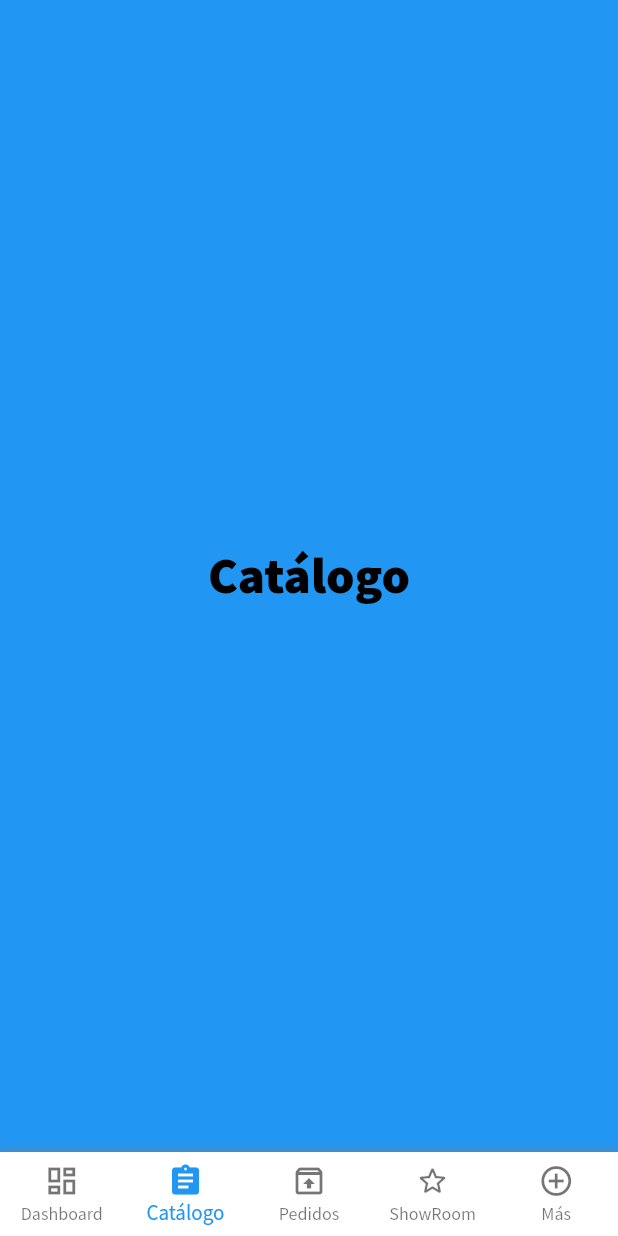
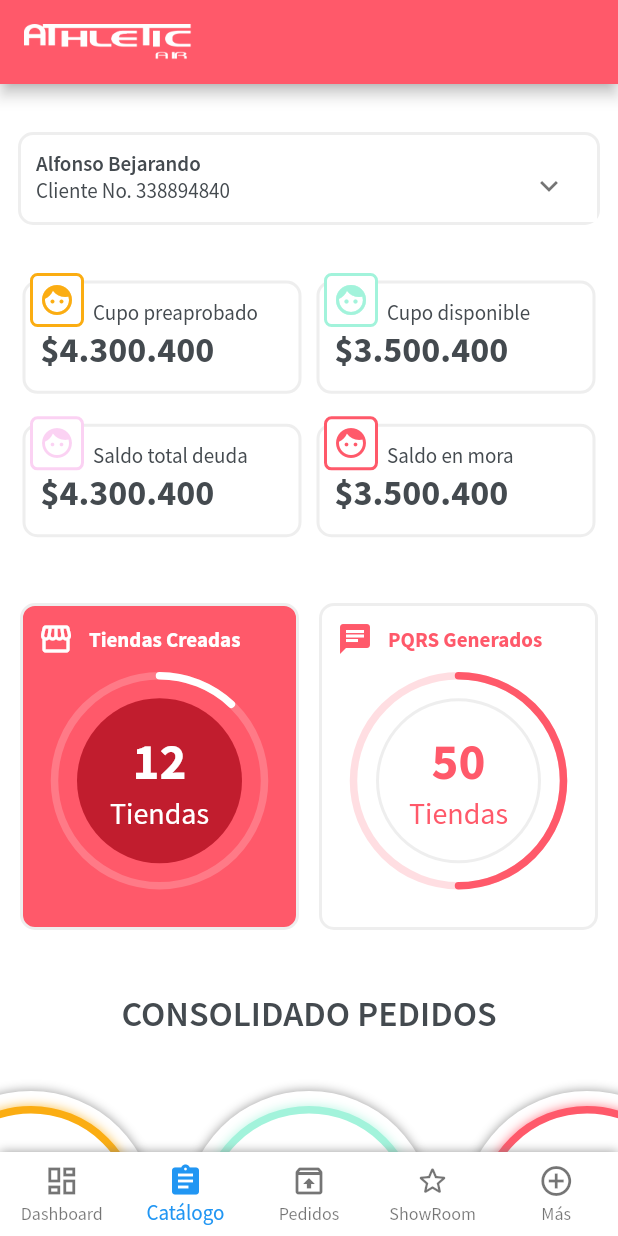
Before and after one commit to Lider-neuromedia/MontanaApp, a Flutter app: the screen it shows after launch, item 2 of the bottom bar chosen, on a phone screen of 412 x 824 dp. Run offline on Flutter 3.47's test engine with Material 2 defaults, Android fonts, the phone set to English and light mode, and no system bars; drawn by our look-alikes of percent_indicator; our stand-ins replace flutter_dotenv, shared_preferences.

Commit message:
Completando diseño de dasboard de vendedores y compradores.

```diff
--- a/lib/pages/dashboard/card_data.dart
+++ b/lib/pages/dashboard/card_data.dart
@@ -107,7 +107,6 @@ class _ContentNormal extends StatelessWidget {
 
   @override
   Widget build(BuildContext context) {
-    final size = MediaQuery.of(context).size;
     final titleStyle = Theme.of(context).textTheme.bodyText1.copyWith(
           color: CustomTheme.textColor1,
         );
@@ -117,7 +116,7 @@ class _ContentNormal extends StatelessWidget {
         );
 
     return Container(
-      width: (size.width / 2) - 20.0,
+      width: double.infinity,
       padding: EdgeInsets.all(10.0),
       decoration: BoxDecoration(
         color: Colors.white,
--- a/lib/pages/dashboard/card_statistic.dart
+++ b/lib/pages/dashboard/card_statistic.dart
@@ -9,6 +9,7 @@ class CardStatistic extends StatelessWidget {
   final int value;
   final String label;
   final bool isMain;
+  final IconData icon;
 
   const CardStatistic({
     Key key,
@@ -17,6 +18,7 @@ class CardStatistic extends StatelessWidget {
     this.subtitle,
     @required this.value,
     @required this.label,
+    this.icon,
   }) : super(key: key);
 
   @override
@@ -45,7 +47,15 @@ class CardStatistic extends StatelessWidget {
       child: Column(
         crossAxisAlignment: CrossAxisAlignment.start,
         children: [
-          Text(title, style: titleStyle),
+          icon == null
+              ? Text(title, style: titleStyle)
+              : Row(
+                  children: [
+                    Icon(icon, color: isMain ? Colors.white : mainColor),
+                    SizedBox(width: 10.0),
+                    Text(title, style: titleStyle),
+                  ],
+                ),
           subtitle == null
               ? Container()
               : Row(
--- /dev/null
+++ b/lib/pages/dashboard/consolidated_orders.dart
@@ -0,0 +1,44 @@
+import 'package:flutter/material.dart';
+import 'package:montana_mobile/pages/dashboard/circular_statistic.dart';
+import 'package:montana_mobile/theme/theme.dart';
+
+class ConsolidatedOrders extends StatelessWidget {
+  const ConsolidatedOrders({
+    Key key,
+  }) : super(key: key);
+
+  @override
+  Widget build(BuildContext context) {
+    PageController pageController = PageController(
+      initialPage: 1,
+      viewportFraction: 0.45,
+    );
+
+    return Container(
+      height: 200.0,
+      child: PageView(
+        pageSnapping: false,
+        scrollDirection: Axis.horizontal,
+        allowImplicitScrolling: false,
+        controller: pageController,
+        children: [
+          CircularStatistic(
+            title: 'Realizados',
+            value: 324,
+            color: CustomTheme.yellowColor,
+          ),
+          CircularStatistic(
+            title: 'Aprobados',
+            value: 304,
+            color: CustomTheme.greenColor,
+          ),
+          CircularStatistic(
+            title: 'Rechazados',
+            value: 20,
+            color: CustomTheme.redColor,
+          ),
+        ],
+      ),
+    );
+  }
+}
--- /dev/null
+++ b/lib/pages/dashboard/dashboard_buyer_page.dart
@@ -0,0 +1,234 @@
+import 'package:flutter/material.dart';
+import 'package:montana_mobile/pages/dashboard/card_data.dart';
+import 'package:montana_mobile/pages/dashboard/card_statistic.dart';
+import 'package:montana_mobile/pages/dashboard/consolidated_orders.dart';
+import 'package:montana_mobile/theme/theme.dart';
+import 'package:montana_mobile/widgets/scaffold_logo.dart';
+
+class DashboardBuyerPage extends StatelessWidget {
+  @override
+  Widget build(BuildContext context) {
+    TextStyle titleStyle = Theme.of(context).textTheme.headline5.copyWith(
+          color: CustomTheme.textColor1,
+          fontWeight: FontWeight.w600,
+        );
+
+    return Scaffold(
+      backgroundColor: Colors.white,
+      appBar: AppBar(
+        title: ScaffoldLogo(),
+      ),
+      body: SingleChildScrollView(
+        child: Column(
+          children: [
+            SizedBox(height: 20.0),
+            BuyerCard(),
+            _CardDataList(
+              list: [
+                CardData(
+                  title: 'Cupo preaprobado',
+                  value: '\$4.300.400',
+                  icon: Icons.face,
+                  color: CustomTheme.yellowColor,
+                  isMain: false,
+                ),
+                CardData(
+                  title: 'Cupo disponible',
+                  value: '\$3.500.400',
+                  icon: Icons.face,
+                  color: CustomTheme.greenColor,
+                  isMain: false,
+                ),
+                CardData(
+                  title: 'Saldo total deuda',
+                  value: '\$4.300.400',
+                  icon: Icons.face,
+                  color: CustomTheme.purpleColor,
+                  isMain: false,
+                ),
+                CardData(
+                  title: 'Saldo en mora',
+                  value: '\$3.500.400',
+                  icon: Icons.face,
+                  color: CustomTheme.redColor,
+                  isMain: false,
+                ),
+              ],
+            ),
+            SizedBox(height: 20.0),
+            _ConsolidatedClients(),
+            SizedBox(height: 40.0),
+            Text('CONSOLIDADO PEDIDOS', style: titleStyle),
+            SizedBox(height: 20.0),
+            ConsolidatedOrders(),
+            SizedBox(height: 50.0),
+          ],
+        ),
+      ),
+    );
+  }
+}
+
+class _CardDataList extends StatelessWidget {
+  const _CardDataList({
+    Key key,
+    this.list,
+  }) : super(key: key);
+
+  final List<Widget> list;
+
+  @override
+  Widget build(BuildContext context) {
+    return Container(
+      height: 220.0,
+      padding: EdgeInsets.all(15.0),
+      child: GridView.count(
+        padding: EdgeInsets.symmetric(vertical: 10.0),
+        childAspectRatio: 16 / 6.5,
+        crossAxisSpacing: 10,
+        mainAxisSpacing: 20,
+        crossAxisCount: 2,
+        children: list,
+      ),
+    );
+  }
+}
+
+class BuyerCard extends StatefulWidget {
+  @override
+  _BuyerCardState createState() => _BuyerCardState();
+}
+
+class _BuyerCardState extends State<BuyerCard> {
+  bool _isOpen = false;
+
+  @override
+  Widget build(BuildContext context) {
+    return Container(
+      margin: EdgeInsets.all(12.0),
+      padding: EdgeInsets.only(top: 10.0, left: 10.0),
+      decoration: BoxDecoration(
+        color: Colors.white,
+        border: Border.all(
+          color: Colors.grey[200],
+          width: 2.0,
+        ),
+        borderRadius: BorderRadius.all(
+          Radius.circular(10.0),
+        ),
+      ),
+      child: ExpansionPanelList(
+        elevation: 0,
+        expandedHeaderPadding: EdgeInsets.all(0),
+        expansionCallback: (i, isOpen) {
+          setState(() => _isOpen = !_isOpen);
+        },
+        children: [
+          ExpansionPanel(
+            headerBuilder: (_, bool isOpen) {
+              return Container(
+                child: _BuyerField(
+                  'Alfonso Bejarando',
+                  'Cliente No. 338894840',
+                  titleBold: true,
+                ),
+              );
+            },
+            body: Container(
+              height: 160.0,
+              decoration: BoxDecoration(
+                border: Border(
+                  top: BorderSide(
+                    width: 2.0,
+                    color: Colors.grey[200],
+                  ),
+                ),
+              ),
+              child: GridView.count(
+                padding: EdgeInsets.symmetric(vertical: 10.0),
+                childAspectRatio: 16 / 3.7,
+                crossAxisSpacing: 10,
+                mainAxisSpacing: 10,
+                crossAxisCount: 2,
+                children: <Widget>[
+                  _BuyerField('Teléfono', '3001008574'),
+                  _BuyerField('Correo Electrónico', 'alfonso@mail.com'),
+                  _BuyerField('Tipo de Documento', 'Cédula de Ciudadanía'),
+                  _BuyerField('Número de Documento', '1112456147'),
+                  _BuyerField('Ciudad', 'Cali'),
+                  _BuyerField('Nit', '1115741456-8'),
+                ],
+              ),
+            ),
+            isExpanded: _isOpen,
+          )
+        ],
+      ),
+    );
+  }
+}
+
+class _BuyerField extends StatelessWidget {
+  _BuyerField(
+    this.title,
+    this.description, {
+    Key key,
+    this.titleBold,
+  }) : super(key: key);
+
+  final String title;
+  final String description;
+  bool titleBold;
+
+  @override
+  Widget build(BuildContext context) {
+    TextStyle textStyle1 = Theme.of(context).textTheme.bodyText1.copyWith(
+          color: CustomTheme.textColor1,
+        );
+    TextStyle textStyle2 = Theme.of(context).textTheme.bodyText1.copyWith(
+          color: CustomTheme.textColor1,
+          fontWeight: FontWeight.w600,
+        );
+
+    if (titleBold == null) {
+      titleBold = false;
+    }
+
+    return Column(
+      crossAxisAlignment: CrossAxisAlignment.start,
+      children: [
+        Text(title, style: titleBold ? textStyle2 : textStyle1),
+        Text(description, style: titleBold ? textStyle1 : textStyle2),
+      ],
+    );
+  }
+}
+
+class _ConsolidatedClients extends StatelessWidget {
+  const _ConsolidatedClients({
+    Key key,
+  }) : super(key: key);
+
+  @override
+  Widget build(BuildContext context) {
+    return Row(
+      mainAxisAlignment: MainAxisAlignment.spaceEvenly,
+      children: [
+        CardStatistic(
+          isMain: true,
+          title: 'Tiendas Creadas',
+          value: 12,
+          label: 'Tiendas',
+          icon: Icons.storefront,
+        ),
+        CardStatistic(
+          isMain: false,
+          icon: Icons.chat,
+          title: 'PQRS Generados',
+          value: 50,
+          label: 'Tiendas',
+        ),
+      ],
+    );
+  }
+}
--- a/lib/pages/dashboard/dashboard_page.dart
+++ b/lib/pages/dashboard/dashboard_seller_page.dart
@@ -1,12 +1,12 @@
 import 'package:flutter/material.dart';
 import 'package:montana_mobile/pages/dashboard/card_statistic.dart';
-import 'package:montana_mobile/pages/dashboard/circular_statistic.dart';
+import 'package:montana_mobile/pages/dashboard/consolidated_orders.dart';
 import 'package:montana_mobile/theme/theme.dart';
 import 'package:montana_mobile/widgets/scaffold_logo.dart';
 
 import 'card_data.dart';
 
-class DashboardPage extends StatelessWidget {
+class DashboardSellerPage extends StatelessWidget {
   @override
   Widget build(BuildContext context) {
     TextStyle titleStyle = Theme.of(context).textTheme.headline5.copyWith(
@@ -32,7 +32,24 @@ class DashboardPage extends StatelessWidget {
               color: CustomTheme.yellowColor,
               isMain: true,
             ),
-            _CommisionsList(),
+            _CommisionsList(
+              list: [
+                CardData(
+                  title: 'Próximas a perder',
+                  value: '\$4.300.400',
+                  icon: Icons.face,
+                  color: CustomTheme.yellowColor,
+                  isMain: false,
+                ),
+                CardData(
+                  title: 'Comisiones ganadas',
+                  value: '\$3.500.400',
+                  icon: Icons.face,
+                  color: CustomTheme.greenColor,
+                  isMain: false,
+                ),
+              ],
+            ),
             SizedBox(height: 20.0),
             Text('CONSOLIDADO CLIENTES', style: titleStyle),
             SizedBox(height: 20.0),
@@ -40,51 +57,10 @@ class DashboardPage extends StatelessWidget {
             SizedBox(height: 40.0),
             Text('CONSOLIDADO PEDIDOS', style: titleStyle),
             SizedBox(height: 20.0),
-            _ConsolidatedOrders(),
+            ConsolidatedOrders(),
             SizedBox(height: 50.0),
           ],
         ),
-      ),
-    );
-  }
-}
-
-class _ConsolidatedOrders extends StatelessWidget {
-  const _ConsolidatedOrders({
-    Key key,
-  }) : super(key: key);
-
-  @override
-  Widget build(BuildContext context) {
-    PageController pageController = PageController(
-      initialPage: 1,
-      viewportFraction: 0.45,
-    );
-
-    return Container(
-      height: 200.0,
-      child: PageView(
-        pageSnapping: false,
-        scrollDirection: Axis.horizontal,
-        allowImplicitScrolling: false,
-        controller: pageController,
-        children: [
-          CircularStatistic(
-            title: 'Realizados',
-            value: 324,
-            color: CustomTheme.yellowColor,
-          ),
-          CircularStatistic(
-            title: 'Aprobados',
-            value: 304,
-            color: CustomTheme.greenColor,
-          ),
-          CircularStatistic(
-            title: 'Rechazados',
-            value: 20,
-            color: CustomTheme.redColor,
-          ),
-        ],
       ),
     );
   }
@@ -122,30 +98,23 @@ class _ConsolidatedClients extends StatelessWidget {
 class _CommisionsList extends StatelessWidget {
   const _CommisionsList({
     Key key,
+    this.list,
   }) : super(key: key);
+
+  final List<Widget> list;
 
   @override
   Widget build(BuildContext context) {
     return Container(
-      margin: EdgeInsets.symmetric(vertical: 30.0),
-      child: Row(
-        mainAxisAlignment: MainAxisAlignment.spaceEvenly,
-        children: [
-          CardData(
-            title: 'Próximas a perder',
-            value: '\$4.300.400',
-            icon: Icons.face,
-            color: CustomTheme.yellowColor,
-            isMain: false,
-          ),
-          CardData(
-            title: 'Comisiones ganadas',
-            value: '\$3.500.400',
-            icon: Icons.face,
-            color: CustomTheme.greenColor,
-            isMain: false,
-          ),
-        ],
+      height: 120.0,
+      padding: EdgeInsets.all(15.0),
+      child: GridView.count(
+        padding: EdgeInsets.symmetric(vertical: 10.0),
+        childAspectRatio: 16 / 6.5,
+        crossAxisSpacing: 10,
+        mainAxisSpacing: 20,
+        crossAxisCount: 2,
+        children: list,
       ),
     );
   }
--- a/lib/pages/home/pages.dart
+++ b/lib/pages/home/pages.dart
@@ -1,5 +1,6 @@
 import 'package:flutter/material.dart';
-import 'package:montana_mobile/pages/dashboard/dashboard_page.dart';
+import 'package:montana_mobile/pages/dashboard/dashboard_buyer_page.dart';
+import 'package:montana_mobile/pages/dashboard/dashboard_seller_page.dart';
 import 'package:montana_mobile/providers/navigation_provider.dart';
 import 'package:provider/provider.dart';
 
@@ -9,8 +10,9 @@ class Pages extends StatelessWidget {
   }) : super(key: key);
 
   final List<Widget> _pages = [
-    DashboardPage(),
-    PlaceHolderPage(background: Colors.blue, title: 'Catálogo'),
+    DashboardSellerPage(),
+    DashboardBuyerPage(),
+    // PlaceHolderPage(background: Colors.blue, title: 'Catálogo'),
     PlaceHolderPage(background: Colors.pink, title: 'Pedidos'),
     PlaceHolderPage(background: Colors.cyan, title: 'Show Room'),
     PlaceHolderPage(background: Colors.green, title: 'Tiendas'),
--- a/lib/theme/theme.dart
+++ b/lib/theme/theme.dart
@@ -11,6 +11,7 @@ class CustomTheme {
   static final Color yellowColor = Color.fromRGBO(251, 173, 18, 1.0);
   static final Color greenColor = Color.fromRGBO(162, 243, 219, 1.0);
   static final Color greyColor = Color.fromRGBO(34, 34, 34, 0.2);
+  static final Color purpleColor = Color.fromRGBO(235, 30, 195, 0.2);
 
   static ThemeData theme() {
     ThemeData original = ThemeData.light();
```
